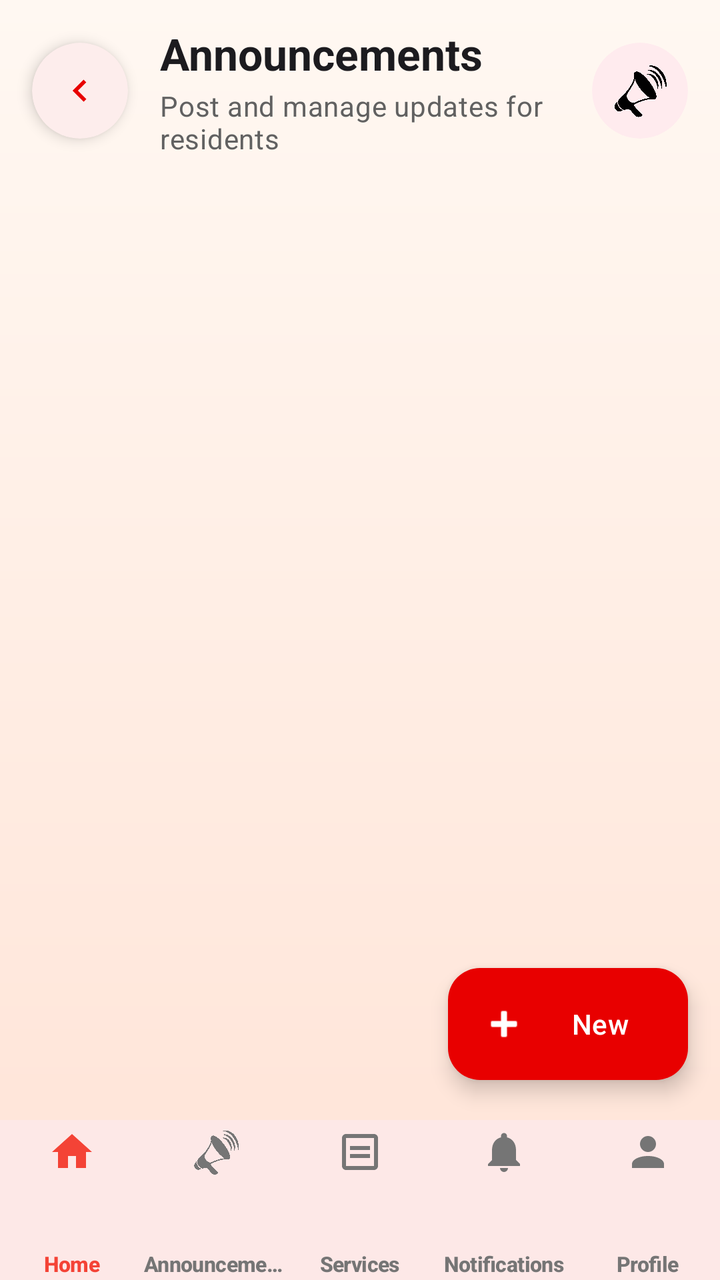
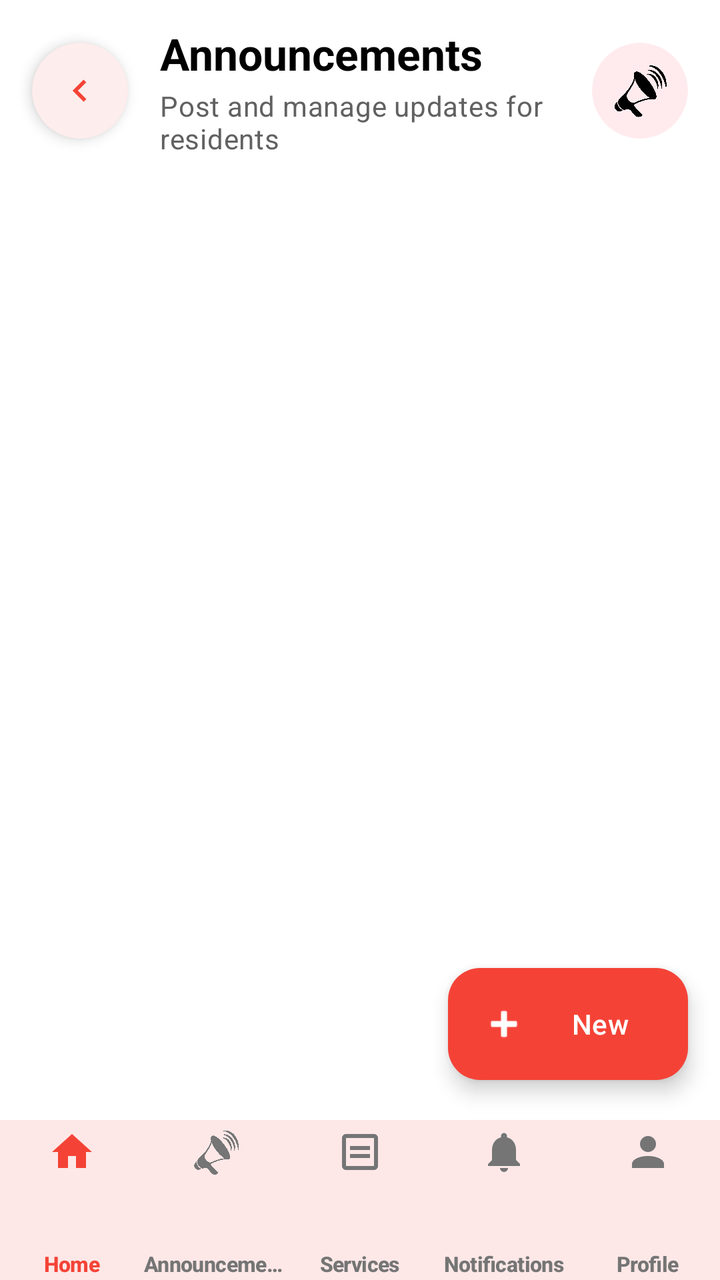

Compare the two renders of this Android layout. The source of the first and the diff that turns it into the second are given below.
<!-- AndroidManifest.xml: application theme Theme.IServeKo -->
<!-- res/layout/activity_announcement_official.xml -->
<?xml version="1.0" encoding="utf-8"?>
<androidx.coordinatorlayout.widget.CoordinatorLayout xmlns:android="http://schemas.android.com/apk/res/android"
    xmlns:app="http://schemas.android.com/apk/res-auto"
    xmlns:tools="http://schemas.android.com/tools"
    android:id="@+id/main"
    android:layout_width="match_parent"
    android:layout_height="match_parent"
    android:background="@drawable/designbrg_v2"
    tools:context=".AnnouncementOfficialActivity">

    <com.google.android.material.appbar.AppBarLayout
        android:layout_width="match_parent"
        android:layout_height="wrap_content"
        android:background="@android:color/transparent"
        android:clipChildren="false"
        android:clipToPadding="false"
        app:elevation="0dp"
        app:liftOnScroll="false">

        
        <LinearLayout
            android:layout_width="match_parent"
            android:layout_height="wrap_content"
            android:clipChildren="false"
            android:clipToPadding="false"
            android:gravity="center_vertical"
            android:minHeight="72dp"
            android:orientation="horizontal"
            android:paddingStart="16dp"
            android:paddingTop="12dp"
            android:paddingEnd="16dp"
            android:paddingBottom="12dp">

            
            <com.google.android.material.card.MaterialCardView
                android:id="@+id/btnBack"
                android:layout_width="48dp"
                android:layout_height="48dp"
                android:clickable="true"
                android:contentDescription="@string/back_label"
                android:focusable="true"
                android:foreground="?attr/selectableItemBackgroundBorderless"
                app:cardBackgroundColor="@color/white"
                app:cardCornerRadius="24dp"
                app:cardElevation="4dp"
                app:strokeWidth="0dp">

                <ImageView
                    android:layout_width="22dp"
                    android:layout_height="22dp"
                    android:layout_gravity="center"
                    android:importantForAccessibility="no"
                    android:rotation="180"
                    android:src="@drawable/ic_arrow_next"
                    app:tint="#E80000" />
            </com.google.android.material.card.MaterialCardView>

            
            <LinearLayout
                android:layout_width="0dp"
                android:layout_height="wrap_content"
                android:layout_marginStart="16dp"
                android:layout_marginEnd="12dp"
                android:layout_weight="1"
                android:gravity="center_vertical"
                android:orientation="vertical">

                <TextView
                    android:layout_width="match_parent"
                    android:layout_height="wrap_content"
                    android:ellipsize="end"
                    android:maxLines="1"
                    android:text="Announcements"
                    android:textAlignment="viewStart"
                    android:textAppearance="@style/TextAppearance.Material3.TitleLarge"
                    android:textColor="@color/onSurface"
                    android:textStyle="bold" />

                <TextView
                    android:layout_width="match_parent"
                    android:layout_height="wrap_content"
                    android:layout_marginTop="2dp"
                    android:ellipsize="end"
                    android:maxLines="2"
                    android:text="Post and manage updates for residents"
                    android:textAlignment="viewStart"
                    android:textAppearance="@style/TextAppearance.Material3.BodyMedium"
                    android:textColor="@color/onSurfaceVariant" />
            </LinearLayout>

            
            <com.google.android.material.card.MaterialCardView
                android:layout_width="48dp"
                android:layout_height="48dp"
                app:cardBackgroundColor="#FFEBEE"
                app:cardCornerRadius="24dp"
                app:cardElevation="0dp"
                app:strokeWidth="0dp">

                <ImageView
                    android:layout_width="28dp"
                    android:layout_height="28dp"
                    android:layout_gravity="center"
                    android:src="@drawable/announcementlogo"
                    tools:ignore="ContentDescription" />
            </com.google.android.material.card.MaterialCardView>
        </LinearLayout>
    </com.google.android.material.appbar.AppBarLayout>

    
    <androidx.recyclerview.widget.RecyclerView
        android:id="@+id/recyclerViewAnnouncements"
        android:layout_width="match_parent"
        android:layout_height="match_parent"
        android:clipToPadding="false"
        android:paddingStart="14dp"
        android:paddingTop="4dp"
        android:paddingEnd="14dp"
        android:paddingBottom="170dp"
        app:layout_behavior="@string/appbar_scrolling_view_behavior" />

    
    <com.google.android.material.floatingactionbutton.ExtendedFloatingActionButton
        android:id="@+id/btnCreateAnnouncement"
        android:layout_width="wrap_content"
        android:layout_height="wrap_content"
        android:layout_gravity="bottom|end"
        android:layout_marginEnd="16dp"
        android:layout_marginBottom="100dp"
        android:text="New"
        android:textColor="@color/white"
        app:backgroundTint="#E80000"
        app:icon="@android:drawable/ic_input_add"
        app:iconTint="@color/white" />

    
    <com.google.android.material.bottomnavigation.BottomNavigationView
        android:id="@+id/bottomNavigation"
        android:layout_width="match_parent"
        android:layout_height="wrap_content"
        android:layout_gravity="bottom"
        android:background="@color/white"
        app:elevation="8dp"
        app:itemIconTint="@color/nav_item_color"
        app:itemPaddingBottom="4dp"
        app:itemPaddingTop="4dp"
        app:itemRippleColor="#33F44336"
        app:itemTextAppearanceActive="@style/BottomNavText"
        app:itemTextAppearanceInactive="@style/BottomNavText"
        app:itemTextColor="@color/nav_item_color"
        app:labelVisibilityMode="labeled"
        app:menu="@menu/bottom_nav_menu" />

</androidx.coordinatorlayout.widget.CoordinatorLayout>
<!-- resources referenced by this layout -->
<resources>
  <color name="onSurface">#1C1B1F</color>
  <color name="onSurfaceVariant">#616161</color>
  <color name="white">#FFFFFFFF</color>
  <!-- drawable announcementlogo: png bitmap (drawable, 231928 bytes) -->
  <!-- drawable designbrg_v2 (drawable) -->
  <?xml version="1.0" encoding="utf-8"?>
  <shape xmlns:android="http://schemas.android.com/apk/res/android">
      <gradient android:type = "linear" android:angle="100"
          android:startColor="#FFF8F2" android:endColor="#FFE3D6"/>
  </shape>
  <!-- drawable ic_arrow_next (drawable) -->
  <vector xmlns:android="http://schemas.android.com/apk/res/android"
      android:width="24dp"
      android:height="24dp"
      android:viewportWidth="24"
      android:viewportHeight="24">
      <path
          android:fillColor="#FF000000"
          android:pathData="M8.59,16.59L13.17,12L8.59,7.41L10,6L16,12L10,18L8.59,16.59Z"/>
  </vector>
  <string name="back_label">← Back</string>
  <style name="BottomNavText" parent="TextAppearance.Material3.LabelSmall">
          <item name="android:textSize">10.5sp</item>
          <item name="android:textStyle">bold</item>
          <item name="android:includeFontPadding">false</item>
          <item name="android:letterSpacing">-0.02</item>
      </style>
  <style name="Theme.IServeKo" parent="Base.Theme.IServeKo" />
  <style name="Base.Theme.IServeKo" parent="Theme.Material3.DayNight.NoActionBar">
          <item name="colorPrimary">@color/primary</item>
          <item name="colorOnPrimary">@color/onPrimary</item>
          <item name="colorPrimaryContainer">@color/primaryContainer</item>
          <item name="colorOnPrimaryContainer">@color/onPrimaryContainer</item>
  
          <item name="colorSecondary">@color/secondary</item>
          <item name="colorOnSecondary">@color/onSecondary</item>
          <item name="colorSecondaryContainer">@color/secondaryContainer</item>
          <item name="colorOnSecondaryContainer">@color/onSecondaryContainer</item>
  
          <item name="android:colorBackground">@color/white</item>
          <item name="colorSurface">@color/surface</item>
          <item name="colorOnSurface">@color/onSurface</item>
          <item name="colorSurfaceVariant">@color/surfaceVariant</item>
          <item name="colorOnSurfaceVariant">@color/onSurfaceVariant</item>
  
          <item name="android:statusBarColor">#F44336</item>
          <item name="android:windowLightStatusBar">false</item>
          <item name="android:navigationBarColor">@color/white</item>
      </style>
  <color name="primary">#F44336</color>
  <color name="onPrimary">#FFFFFF</color>
  <color name="primaryContainer">#FFEBEE</color>
  <color name="onPrimaryContainer">#C62828</color>
  <color name="secondary">#F44336</color>
  <color name="onSecondary">#FFFFFF</color>
  <color name="secondaryContainer">#FFEBEE</color>
  <color name="onSecondaryContainer">#C62828</color>
  <color name="surface">#FFFFFF</color>
  <color name="surfaceVariant">#F5F5F5</color>
</resources>

<!-- the commit's change to res/layout/activity_announcement_official.xml (unified diff, before → after) -->
@@ -52,7 +52,7 @@
                     android:importantForAccessibility="no"
                     android:rotation="180"
                     android:src="@drawable/ic_arrow_next"
-                    app:tint="#E80000" />
+                    app:tint="#F44336" />
             </com.google.android.material.card.MaterialCardView>
 
             
@@ -129,7 +129,7 @@
         android:layout_marginBottom="100dp"
         android:text="New"
         android:textColor="@color/white"
-        app:backgroundTint="#E80000"
+        app:backgroundTint="#F44336"
         app:icon="@android:drawable/ic_input_add"
         app:iconTint="@color/white" />
 
<!-- resource entries referenced after the edit -->
@@ -1,14 +1,13 @@
 <!-- resources referenced by this layout -->
 <resources>
-  <color name="onSurface">#1C1B1F</color>
+  <color name="onSurface">#FF000000</color>
   <color name="onSurfaceVariant">#616161</color>
   <color name="white">#FFFFFFFF</color>
   <!-- drawable announcementlogo: png bitmap (drawable, 231928 bytes) -->
   <!-- drawable designbrg_v2 (drawable) -->
   <?xml version="1.0" encoding="utf-8"?>
   <shape xmlns:android="http://schemas.android.com/apk/res/android">
-      <gradient android:type = "linear" android:angle="100"
-          android:startColor="#FFF8F2" android:endColor="#FFE3D6"/>
+       <solid android:color="#FFFFFFFF"/>
   </shape>
   <!-- drawable ic_arrow_next (drawable) -->
   <vector xmlns:android="http://schemas.android.com/apk/res/android"
@@ -50,14 +49,14 @@
           <item name="android:navigationBarColor">@color/white</item>
       </style>
   <color name="primary">#F44336</color>
-  <color name="onPrimary">#FFFFFF</color>
+  <color name="onPrimary">#FFFFFFFF</color>
   <color name="primaryContainer">#FFEBEE</color>
-  <color name="onPrimaryContainer">#C62828</color>
+  <color name="onPrimaryContainer">#F44336</color>
   <color name="secondary">#F44336</color>
-  <color name="onSecondary">#FFFFFF</color>
+  <color name="onSecondary">#FFFFFFFF</color>
   <color name="secondaryContainer">#FFEBEE</color>
-  <color name="onSecondaryContainer">#C62828</color>
-  <color name="surface">#FFFFFF</color>
+  <color name="onSecondaryContainer">#F44336</color>
+  <color name="surface">#FFFFFFFF</color>
   <color name="surfaceVariant">#F5F5F5</color>
 </resources>
 
